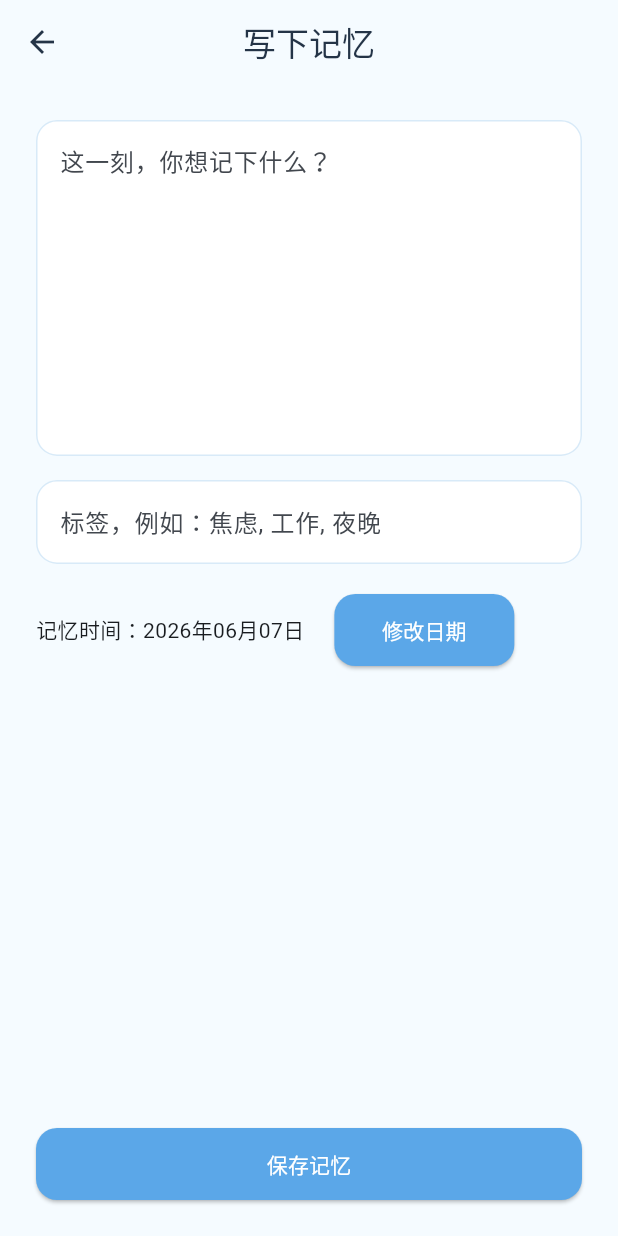
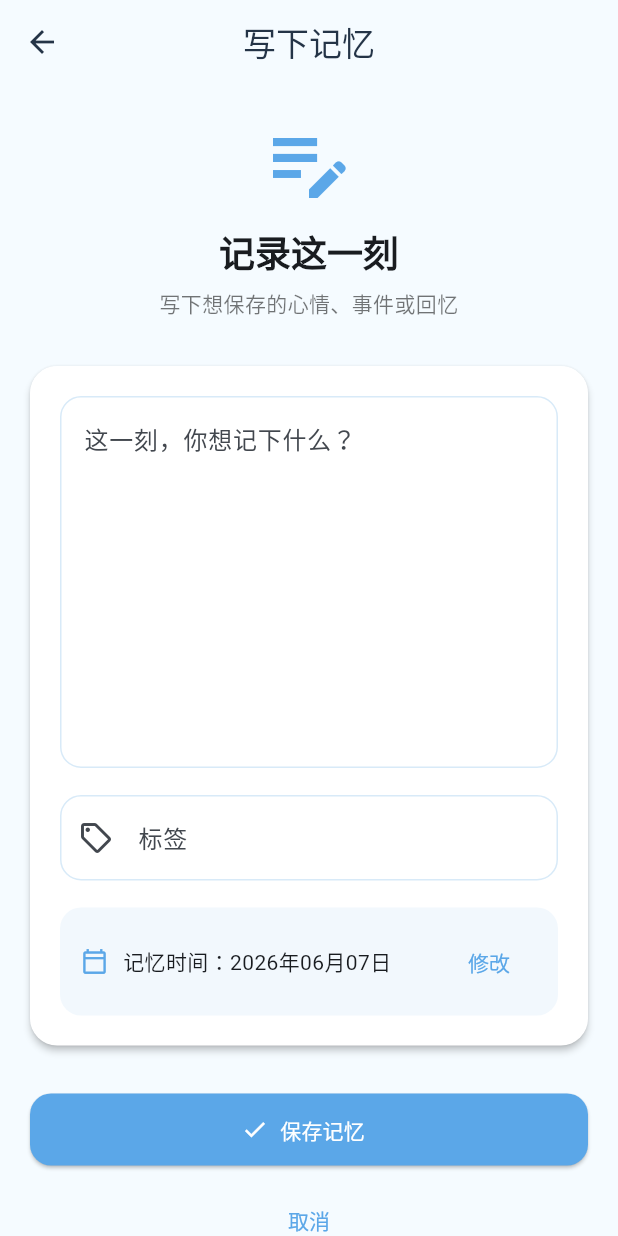
Before and after one commit to unmyic/memory_bottle, a Flutter app: the screen it shows after launch, after a tap on "写下记忆", on a phone screen of 412 x 824 dp. Run offline on Flutter 3.47's test engine with Material 3 defaults, Android fonts, the phone set to English and light mode, and no system bars; our stand-ins replace sqflite, sqflite_common_ffi; accounts and stored records are empty.

Commit message:
Improve write memory page UI

```diff
--- a/lib/pages/write_memory_page.dart
+++ b/lib/pages/write_memory_page.dart
@@ -75,51 +75,126 @@ class _WriteMemoryPageState extends State<WriteMemoryPage> {
       appBar: AppBar(
         title: const Text("写下记忆"),
       ),
-      body: Padding(
-        padding: const EdgeInsets.all(24),
+      body: SafeArea(
+        child: SingleChildScrollView(
+          padding: const EdgeInsets.all(20),
           child: Column(
+            crossAxisAlignment: CrossAxisAlignment.stretch,
+            children: [
+              Icon(
+                Icons.edit_note,
+                size: 64,
+                color: Theme.of(context).colorScheme.primary,
+              ),
+
+              const SizedBox(height: 12),
+
+              Text(
+                "记录这一刻",
+                textAlign: TextAlign.center,
+                style: Theme.of(context).textTheme.headlineSmall?.copyWith(
+                      fontWeight: FontWeight.bold,
+                    ),
+              ),
+
+              const SizedBox(height: 8),
+
+              Text(
+                "写下想保存的心情、事件或回忆",
+                textAlign: TextAlign.center,
+                style: Theme.of(context).textTheme.bodyMedium?.copyWith(
+                      color: Colors.black54,
+                    ),
+              ),
+
+              const SizedBox(height: 24),
+
+              Card(
+                child: Padding(
+                  padding: const EdgeInsets.all(20),
+                  child: Column(
+                    crossAxisAlignment: CrossAxisAlignment.stretch,
                     children: [
                       TextField(
                         controller: _contentController,
-              maxLines: 8,
+                        maxLines: 9,
+                        textInputAction: TextInputAction.newline,
                         decoration: const InputDecoration(
-                border: OutlineInputBorder(),
                           labelText: "这一刻，你想记下什么？",
+                          hintText: "例如：今天终于完成了一个重要的小目标……",
                           alignLabelWithHint: true,
                         ),
                       ),
 
-            const SizedBox(height: 16),
+                      const SizedBox(height: 18),
+
                       TextField(
                         controller: _tagsController,
                         decoration: const InputDecoration(
-                border: OutlineInputBorder(),
-                labelText: "标签，例如：焦虑, 工作, 夜晚",
+                          labelText: "标签",
+                          hintText: "例如：焦虑, 工作, 夜晚",
+                          prefixIcon: Icon(Icons.sell_outlined),
                         ),
                       ),
 
-            const SizedBox(height: 20),
-            Row(
+                      const SizedBox(height: 18),
+
+                      Container(
+                        padding: const EdgeInsets.symmetric(
+                          horizontal: 14,
+                          vertical: 12,
+                        ),
+                        decoration: BoxDecoration(
+                          color: Theme.of(context)
+                              .colorScheme
+                              .primary
+                              .withValues(alpha: 0.08),
+                          borderRadius: BorderRadius.circular(14),
+                        ),
+                        child: Row(
                           children: [
-                Text("记忆时间：$dateText"),
-                const SizedBox(width: 20),
-                ElevatedButton(
+                            Icon(
+                              Icons.calendar_today_outlined,
+                              size: 18,
+                              color: Theme.of(context).colorScheme.primary,
+                            ),
+                            const SizedBox(width: 10),
+                            Expanded(
+                              child: Text(
+                                "记忆时间：$dateText",
+                                style: Theme.of(context).textTheme.bodyMedium,
+                              ),
+                            ),
+                            TextButton(
                               onPressed: _pickDate,
-                  child: const Text("修改日期"),
+                              child: const Text("修改"),
                             ),
                           ],
-            ),
-            const Spacer(),
-            SizedBox(
-              width: double.infinity,
-              child: ElevatedButton(
-                onPressed: _saveMemory,
-                child: const Text("保存记忆"),
                         ),
                       ),
                     ],
                   ),
                 ),
+              ),
+
+              const SizedBox(height: 24),
+
+              ElevatedButton.icon(
+                onPressed: _saveMemory,
+                icon: const Icon(Icons.check),
+                label: const Text("保存记忆"),
+              ),
+
+              const SizedBox(height: 12),
+
+              TextButton(
+                onPressed: () => Navigator.pop(context),
+                child: const Text("取消"),
+              ),
+            ],
+          ),
+        ),
+      ),
     );
   }
 }
```
Lines whose indentation alone changed are shown as unchanged.
